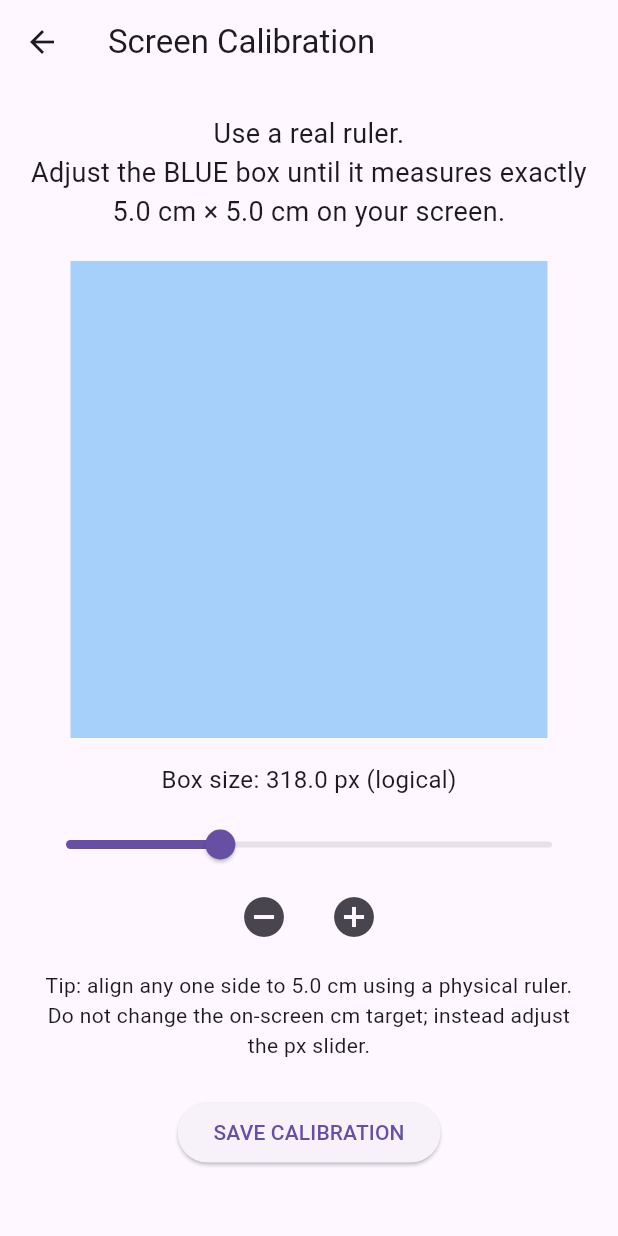
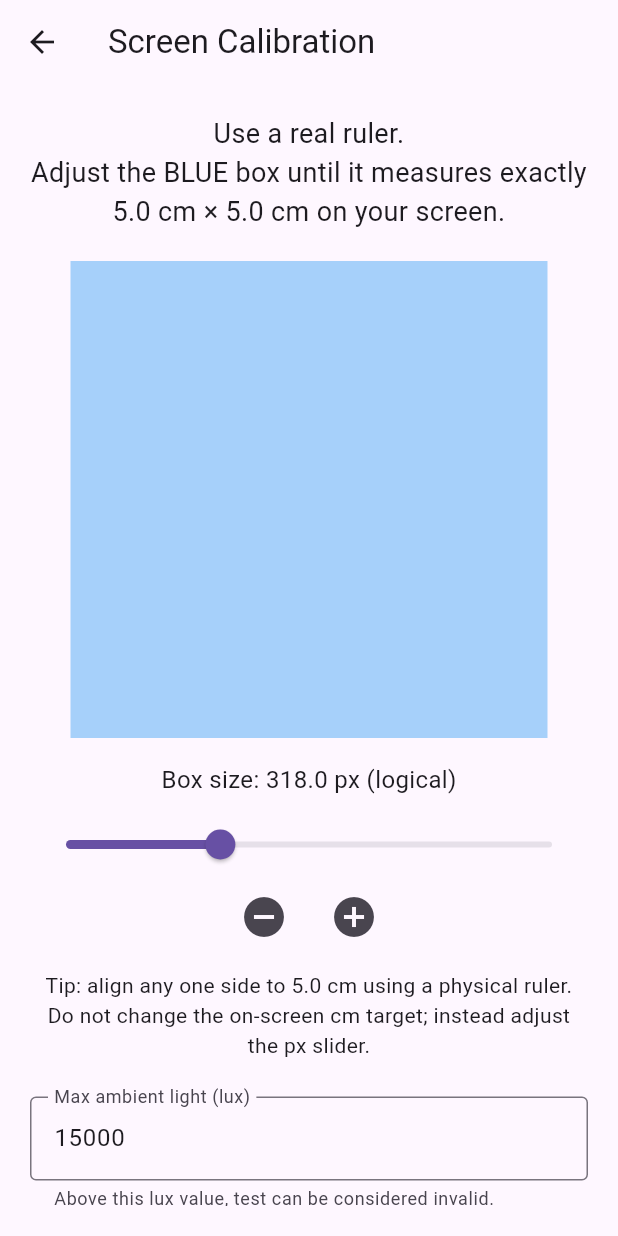
Before and after one commit to ravi1997/visual_acuity_for_surveys, a Flutter app: the CalibrationScreen screen opened by its route, after a tap on the "remove circle" icon, on a phone screen of 412 x 824 dp. Run offline on Flutter 3.47's test engine with Material 3 defaults, Android fonts, the phone set to English and light mode, and no system bars; our stand-ins replace flutter_svg, logger, lottie, shared_preferences; missing offline and left inert: ambient_light, excel, screen_brightness, splash_view, torch_light; accounts and stored records are empty.

Commit message:
feat(calibration): enhance calibration with max lux tracking and UI improvements
This commit introduces max ambient light (lux) tracking to the calibration process, allowing users to specify a maximum lux value above which tests will be considered invalid. The calibration screen now includes a dedicated input field for this value, with proper validation and persistence using shared preferences. Additionally, several UI improvements were made including updated tutorial images, improved distance display logic, and enhanced error handling during calibration save operations.

The changes also include:
- Removal of deprecated SVG assets
- Addition of new distance image asset
- Updates to dependencies in pubspec.yaml
- Refactoring of E-Optotype test screen to use calibrated SVG rendering
- Improved test parameter handling and distance adjustment
- New tutorial swipe screen integration
- Updated widget test to use correct app class name

```diff
--- a/lib/main.dart
+++ b/lib/main.dart
@@ -8,6 +8,7 @@ import 'package:visual_acuity_for_surveys/screens/result.dart';
 import 'package:visual_acuity_for_surveys/screens/splash_screen.dart';
 import 'package:visual_acuity_for_surveys/screens/tests/e_optotest.dart';
 import 'package:visual_acuity_for_surveys/screens/tests/test_home.dart';
+import 'package:visual_acuity_for_surveys/screens/tutorial_swipe_screen.dart';
 import 'Logger/logger.dart';
 import 'screens/home_screen.dart';
 import 'screens/instructions_screen.dart';
@@ -43,6 +44,7 @@ class VisualAcuityApp extends StatelessWidget {
         '/distance': (context) => DistanceScreenWrapper(),
         '/instructions': (context) => const InstructionsScreen(),
         '/tutorial': (context) => TutorialScreen(),
+        '/tutorialSwipe': (context) => const TutorialSwipeScreen(),
         '/history': (context) => const HistoryScreen(),
         '/home': (context) => HomeScreen(),
       },
--- a/lib/screens/calibraion_screen.dart
+++ b/lib/screens/calibraion_screen.dart
@@ -11,12 +11,17 @@ class CalibrationScreen extends StatefulWidget {
 
 class _CalibrationScreenState extends State<CalibrationScreen> {
   static const double _targetCm = 5.0;
+  static const String _keyPxPerCm = 'pxPerCm';
+  static const String _keyMaxLux = 'maxLuxValue';
 
   // Logical px of the blue square the user adjusts with a ruler.
   double _boxPx = 320.0;
 
   // Final saved calibration factor (logical px per cm).
   double? pxPerCm;
+
+  // Max ambient light (lux) text controller
+  final TextEditingController _luxController = TextEditingController();
 
   bool loading = true;
 
@@ -26,16 +31,24 @@ class _CalibrationScreenState extends State<CalibrationScreen> {
     _loadCalibration();
   }
 
+  @override
+  void dispose() {
+    _luxController.dispose();
+    super.dispose();
+  }
+
   Future<void> _loadCalibration() async {
     final prefs = await SharedPreferences.getInstance();
-    final saved = prefs.getDouble('pxPerCm');
+    final savedPxPerCm = prefs.getDouble(_keyPxPerCm);
+    final savedLux = prefs.getInt(_keyMaxLux) ?? 15000; // default 15000
 
     setState(() {
-      pxPerCm = saved;
+      pxPerCm = savedPxPerCm;
       // If we already calibrated, pre-fill the box to that physical size.
-      if (saved != null) {
-        _boxPx = saved * _targetCm;
+      if (savedPxPerCm != null) {
+        _boxPx = savedPxPerCm * _targetCm;
       }
+      _luxController.text = savedLux.toString();
       loading = false;
     });
   }
@@ -58,39 +71,48 @@ class _CalibrationScreenState extends State<CalibrationScreen> {
       }
     }
 
+    // Parse lux value
+    final luxText = _luxController.text.trim();
+    final luxValue = int.tryParse(luxText);
+
+    if (luxValue == null || luxValue <= 0) {
+      ScaffoldMessenger.of(context).showSnackBar(
+        const SnackBar(
+          content: Text('Please enter a valid positive max lux value.'),
+        ),
+      );
+      return;
+    }
+
     /// Core formula:
     /// pxPerCm = logical pixels on screen / physical cm measured with a ruler.
     /// The user makes the square exactly _targetCm wide on their device.
     final pxPerCm = _boxPx / _targetCm;
 
-    await prefs.setDouble('pxPerCm', pxPerCm);
+    await prefs.setDouble(_keyPxPerCm, pxPerCm);
+    await prefs.setInt(_keyMaxLux, luxValue);
 
     setState(() {
       this.pxPerCm = pxPerCm;
     });
 
-    final totalWidthPx = MediaQuery.of(context).size.width;
-    final totalHeightPx = MediaQuery.of(context).size.height;
+    // final totalWidthPx = MediaQuery.of(context).size.width;
+    // final totalHeightPx = MediaQuery.of(context).size.height;
 
-    final maxWidthCm = totalWidthPx / pxPerCm;
-    final maxHeightCm = totalHeightPx / pxPerCm;
+    // final maxWidthCm = totalWidthPx / pxPerCm;
+    // final maxHeightCm = totalHeightPx / pxPerCm;
 
-    await prefs.setDouble('calibrationMaxWidthCm', maxWidthCm);
-    await prefs.setDouble('calibrationMaxHeightCm', maxHeightCm);
+    // await prefs.setDouble('calibrationMaxWidthCm', maxWidthCm);
+    // await prefs.setDouble('calibrationMaxHeightCm', maxHeightCm);
 
     logger.i(
-      '✅ Calibration SAVED: $_boxPx px (measured) / $_targetCm cm (target) = $pxPerCm px/cm',
+      '✅ Calibration SAVED: $_boxPx px (measured) / $_targetCm cm (target) '
+      '= $pxPerCm px/cm, maxLux=$luxValue',
     );
 
-    ScaffoldMessenger.of(context).showSnackBar(
-      SnackBar(
-        content: Text(
-          'Calibration saved!\n'
-          '1 cm ≈ ${pxPerCm.toStringAsFixed(2)} px\n'
-          '(Box: ${_boxPx.toStringAsFixed(1)} px for $_targetCm cm)',
-        ),
-      ),
-    );
+    ScaffoldMessenger.of(
+      context,
+    ).showSnackBar(SnackBar(content: Text('Calibration saved!')));
   }
 
   @override
@@ -107,7 +129,8 @@ class _CalibrationScreenState extends State<CalibrationScreen> {
           child: Column(
             children: [
               Text(
-                "Use a real ruler.\nAdjust the BLUE box until it measures exactly $_targetCm cm × $_targetCm cm on your screen.",
+                "Use a real ruler.\nAdjust the BLUE box until it measures exactly "
+                "$_targetCm cm × $_targetCm cm on your screen.",
                 style: const TextStyle(fontSize: 18),
                 textAlign: TextAlign.center,
               ),
@@ -175,6 +198,21 @@ class _CalibrationScreenState extends State<CalibrationScreen> {
 
                   const SizedBox(height: 24),
 
+                  // ---------------------- MAX LUX INPUT ----------------------
+                  TextField(
+                    controller: _luxController,
+                    keyboardType: TextInputType.number,
+                    decoration: const InputDecoration(
+                      labelText: 'Max ambient light (lux)',
+                      hintText: 'e.g. 15000',
+                      helperText:
+                          'Above this lux value, test can be considered invalid.',
+                      border: OutlineInputBorder(),
+                    ),
+                  ),
+
+                  const SizedBox(height: 16),
+
                   ElevatedButton(
                     onPressed: _saveCalibration,
                     child: const Text("SAVE CALIBRATION"),
@@ -182,14 +220,15 @@ class _CalibrationScreenState extends State<CalibrationScreen> {
                 ],
               ),
 
-              const SizedBox(height: 40),
+              // const SizedBox(height: 40),
 
-              if (pxPerCm != null)
-                Text(
-                  "Current Calibration:\n1 cm ≈ ${pxPerCm!.toStringAsFixed(2)} px",
-                  style: const TextStyle(fontSize: 18),
-                  textAlign: TextAlign.center,
-                ),
+              // if (pxPerCm != null)
+              //   Text(
+              //     "Current Calibration:\n1 cm ≈ ${pxPerCm!.toStringAsFixed(2)} px\n"
+              //     "Max ambient light: ${_luxController.text} lux",
+              //     style: const TextStyle(fontSize: 18),
+              //     textAlign: TextAlign.center,
+              //   ),
             ],
           ),
         ),
--- a/lib/utils/helpers.dart
+++ b/lib/utils/helpers.dart
@@ -15,7 +15,9 @@ Future<bool> checkAmbientLight(
   try {
     final AmbientLight ambientLight = AmbientLight(frontCamera: true);
     double? lux = await ambientLight.currentAmbientLight();
-    // logger.d("lux : $lux");
+    // logger.d(
+    //   "lux : $lux | maxluxvalue : $maxluxvalue | lightWarningShown : $lightWarningShown",
+    // );
     if (lux != null && lux > maxluxvalue && !lightWarningShown) {
       lightWarningShown = true;
       showDialog(
```
Also changed, not shown: lib/screens/instructions/distance_screen.dart (+17 -7 lines), lib/screens/tests/e_optotest.dart (+89 -104 lines), lib/screens/tests/test_home.dart (+8 -0 lines), lib/screens/tutorial_screen.dart (+11 -12 lines), lib/screens/tutorial_swipe_screen.dart (added, +63 -0 lines), pubspec.yaml (+6 -8 lines), assets/images/instructions/distance_40cm.png (added), assets/images/tests/e_optom.svg (deleted), assets/images/tests/e_optom_horizontal.svg (deleted), assets/images/tests/e_optom_vertical.svg (deleted), assets/images/tutorial/swipe.jpg (added), assets/images/tutorial/swipe.png (deleted), pubspec.lock, 1 other file.
